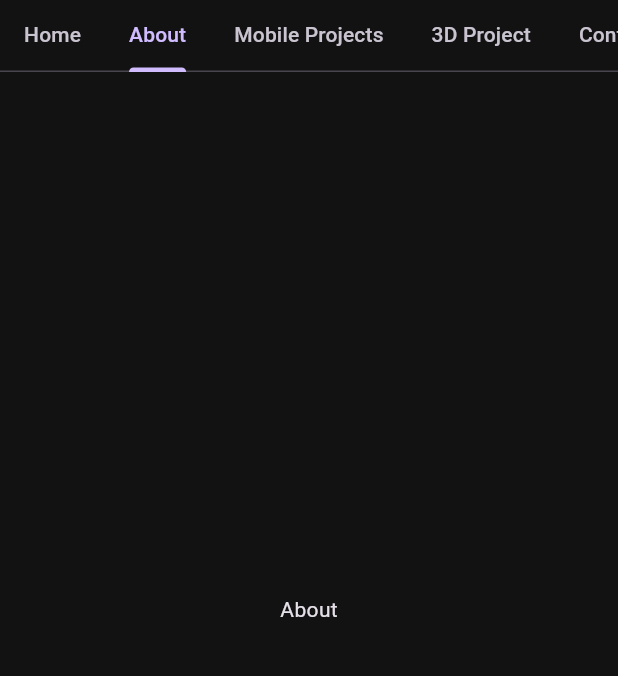
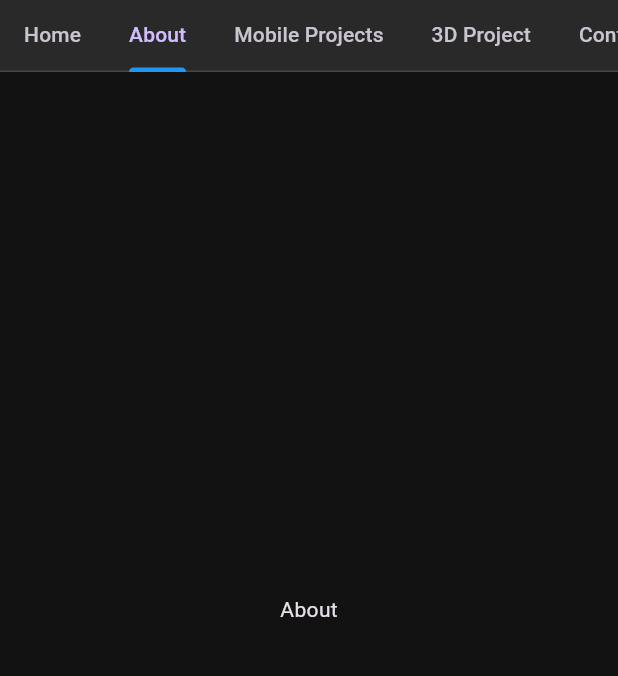
Before and after one commit to nizarzitouni/portfolio, a Flutter app: the screen it shows after launch, tab 2 chosen, on a phone screen of 412 x 824 dp, the part 90-766 px from its top. Run offline on Flutter 3.47's test engine with Material 3 defaults, Android fonts, the phone set to English and light mode, and no system bars; our stand-ins replace carousel_slider, flutter_svg, gap, go_router, google_fonts; missing offline and left inert: responsive_grid_list, universal_html.

Commit message:
Web Hoem Screen

```diff
--- a/lib/view/home_v_mobile/widgets/tabs_widget.dart
+++ b/lib/view/home_v_mobile/widgets/tabs_widget.dart
@@ -1,6 +1,8 @@
 import 'package:flutter/material.dart';
+import 'package:nizar_ztn_portfolio/core/pallete.dart';
 
 import '../../../core/constants.dart';
+import '../home/mob_home.dart';
 
 class TabsWidget extends StatefulWidget {
   const TabsWidget({Key? key}) : super(key: key);
@@ -30,10 +32,13 @@ class _TabsWidgetState extends State<TabsWidget> with SingleTickerProviderStateM
   Widget build(BuildContext context) {
     return Column(
       children: [
-        TabBar(
+        Container(
+          color: Pallete.blackGreyColor,
+          child: TabBar(
             isScrollable: true,
             tabAlignment: TabAlignment.start,
             controller: _tabController,
+            indicatorColor: Colors.blue, // Change the color to your preference
             tabs: const [
               Tab(text: "Home"),
               Tab(text: "About"),
@@ -42,11 +47,12 @@ class _TabsWidgetState extends State<TabsWidget> with SingleTickerProviderStateM
               Tab(text: "Contact"),
             ],
           ),
+        ),
         Expanded(
           child: TabBarView(
             controller: _tabController,
             children: const [
-              Center(child: Text(HOME_HEADER)),
+              MobHome(),
               Center(child: Text(ABOUT_HEADER)),
               Center(child: Text(MOBILEPROJECTS_HEADER)),
               Center(child: Text(THREED_HEADER)),
```
Also changed, not shown: lib/view/home_v_mobile/home/mob_home.dart (added, +70 -0 lines). Lines whose indentation alone changed are shown as unchanged.
